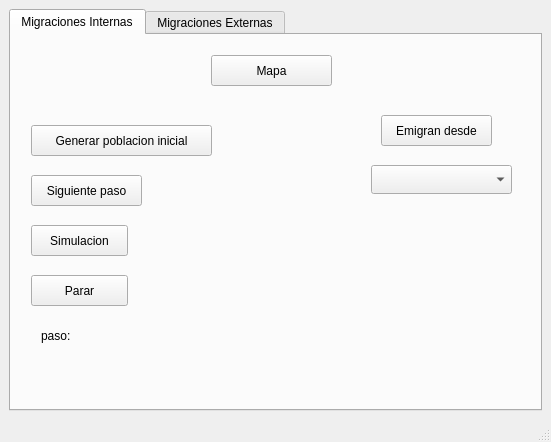
First picture: the form in UI/simulation_widget.ui, repository mario462/migrations-simulator, before the edit.
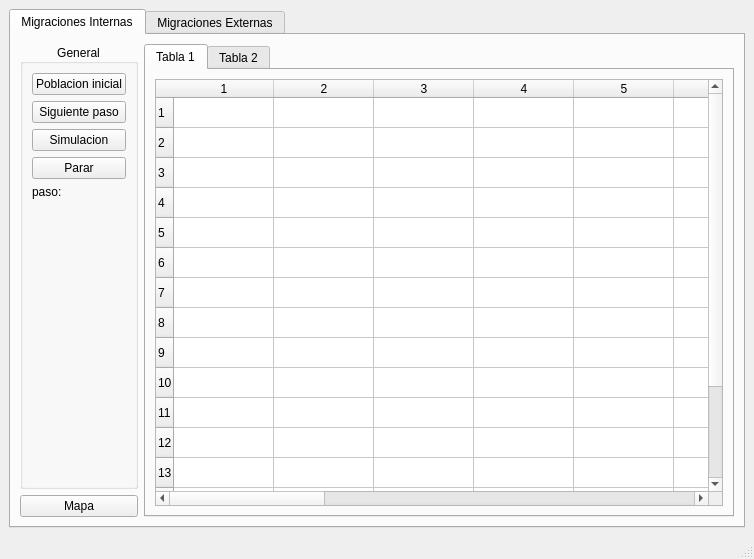
Second picture: the form after the edit.

The edit to the form file:
```diff
--- a/UI/simulation_widget.ui
+++ b/UI/simulation_widget.ui
@@ -6,8 +6,8 @@
    <rect>
     <x>0</x>
     <y>0</y>
-    <width>551</width>
-    <height>442</height>
+    <width>754</width>
+    <height>559</height>
    </rect>
   </property>
   <property name="windowTitle">
@@ -24,107 +24,147 @@
        <attribute name="title">
         <string>Migraciones Internas</string>
        </attribute>
+       <layout class="QGridLayout" name="gridLayout">
+        <item row="1" column="0">
        <widget class="QPushButton" name="cubaMapBtn">
-        <property name="geometry">
-         <rect>
-          <x>200</x>
-          <y>20</y>
-          <width>121</width>
-          <height>31</height>
-         </rect>
-        </property>
         <property name="text">
          <string>Mapa</string>
         </property>
        </widget>
-       <widget class="QComboBox" name="comboBoxProv">
-        <property name="geometry">
-         <rect>
-          <x>360</x>
-          <y>130</y>
-          <width>141</width>
-          <height>29</height>
-         </rect>
-        </property>
-       </widget>
+        </item>
+        <item row="0" column="1" rowspan="2">
+         <widget class="QTabWidget" name="tabWidget_2">
+          <property name="currentIndex">
+           <number>0</number>
+          </property>
+          <widget class="QWidget" name="tab_3">
+           <attribute name="title">
+            <string>Tabla 1</string>
+           </attribute>
+           <layout class="QVBoxLayout" name="verticalLayout_3">
+            <item>
+             <widget class="QTableWidget" name="tableWidget1">
+              <property name="rowCount">
+               <number>17</number>
+              </property>
+              <property name="columnCount">
+               <number>17</number>
+              </property>
+              <row/>
+              <row/>
+              <row/>
+              <row/>
+              <row/>
+              <row/>
+              <row/>
+              <row/>
+              <row/>
+              <row/>
+              <row/>
+              <row/>
+              <row/>
+              <row/>
+              <row/>
+              <row/>
+              <row/>
+              <column/>
+              <column/>
+              <column/>
+              <column/>
+              <column/>
+              <column/>
+              <column/>
+              <column/>
+              <column/>
+              <column/>
+              <column/>
+              <column/>
+              <column/>
+              <column/>
+              <column/>
+              <column/>
+              <column/>
+             </widget>
+            </item>
+           </layout>
+          </widget>
+          <widget class="QWidget" name="tab_4">
+           <attribute name="title">
+            <string>Tabla 2</string>
+           </attribute>
+          </widget>
+         </widget>
+        </item>
+        <item row="0" column="0">
+         <widget class="QGroupBox" name="groupBox">
+          <property name="autoFillBackground">
+           <bool>false</bool>
+          </property>
+          <property name="title">
+           <string>General</string>
+          </property>
+          <property name="alignment">
+           <set>Qt::AlignCenter</set>
+          </property>
+          <property name="flat">
+           <bool>true</bool>
+          </property>
+          <property name="checkable">
+           <bool>false</bool>
+          </property>
+          <layout class="QVBoxLayout" name="verticalLayout_2">
+           <item>
        <widget class="QPushButton" name="initialPopulationBtn">
-        <property name="geometry">
-         <rect>
-          <x>20</x>
-          <y>90</y>
-          <width>181</width>
-          <height>31</height>
-         </rect>
-        </property>
         <property name="text">
-         <string>Generar poblacion inicial</string>
-        </property>
-       </widget>
+              <string>Poblacion inicial</string>
+             </property>
+            </widget>
+           </item>
+           <item>
        <widget class="QPushButton" name="nextStepBtn">
-        <property name="geometry">
-         <rect>
-          <x>20</x>
-          <y>140</y>
-          <width>111</width>
-          <height>31</height>
-         </rect>
-        </property>
         <property name="text">
          <string>Siguiente paso</string>
         </property>
        </widget>
+           </item>
+           <item>
        <widget class="QPushButton" name="simBtn">
-        <property name="geometry">
-         <rect>
-          <x>20</x>
-          <y>190</y>
-          <width>97</width>
-          <height>31</height>
-         </rect>
-        </property>
         <property name="text">
          <string>Simulacion</string>
         </property>
        </widget>
+           </item>
+           <item>
        <widget class="QPushButton" name="stopBtn">
-        <property name="geometry">
-         <rect>
-          <x>20</x>
-          <y>240</y>
-          <width>97</width>
-          <height>31</height>
-         </rect>
-        </property>
         <property name="text">
          <string>Parar</string>
         </property>
        </widget>
+           </item>
+           <item>
        <widget class="QLabel" name="label">
-        <property name="geometry">
-         <rect>
-          <x>30</x>
-          <y>290</y>
-          <width>65</width>
-          <height>21</height>
-         </rect>
-        </property>
         <property name="text">
          <string>paso:</string>
         </property>
        </widget>
-       <widget class="QPushButton" name="migrateFromBtn">
-        <property name="geometry">
-         <rect>
-          <x>370</x>
-          <y>80</y>
-          <width>111</width>
-          <height>31</height>
-         </rect>
-        </property>
-        <property name="text">
-         <string>Emigran desde</string>
-        </property>
-       </widget>
+           </item>
+           <item>
+            <spacer name="verticalSpacer">
+             <property name="orientation">
+              <enum>Qt::Vertical</enum>
+             </property>
+             <property name="sizeHint" stdset="0">
+              <size>
+               <width>20</width>
+               <height>40</height>
+              </size>
+             </property>
+            </spacer>
+           </item>
+          </layout>
+         </widget>
+        </item>
+       </layout>
       </widget>
       <widget class="QWidget" name="tab_2">
        <attribute name="title">
```
Left out of the diff: 2 changed lines with no effect on the pictures. Lines whose indentation alone changed are shown as unchanged.
